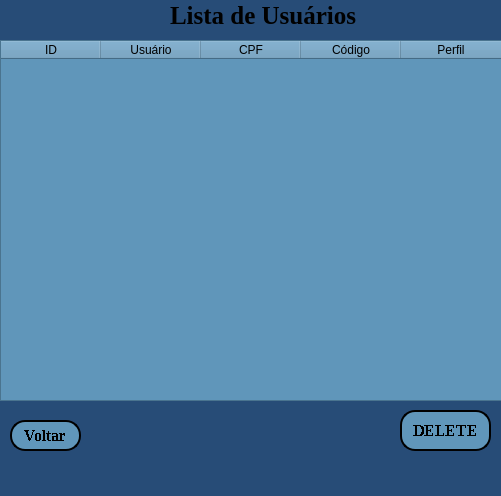
This is lista.ui in Leonardogotz/Sistema_de_Cadastro as Qt 5 draws it before an edit. The edited form follows.
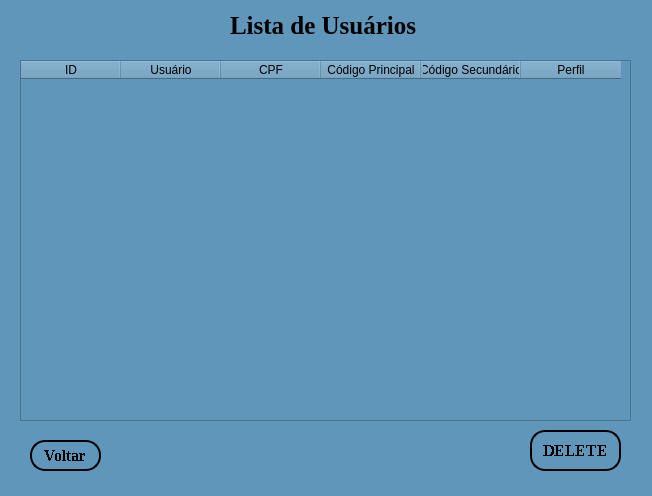
This is the edited form.

```diff
--- a/lista.ui
+++ b/lista.ui
@@ -6,7 +6,7 @@
    <rect>
     <x>0</x>
     <y>0</y>
-    <width>501</width>
+    <width>652</width>
     <height>496</height>
    </rect>
   </property>
@@ -14,7 +14,7 @@
    <string>MainWindow</string>
   </property>
   <property name="styleSheet">
-   <string notr="true">background-color: rgb(39, 76, 119);</string>
+   <string notr="true">background-color: rgb(96, 150, 186);</string>
   </property>
   <property name="toolButtonStyle">
    <enum>Qt::ToolButtonIconOnly</enum>
@@ -26,8 +26,8 @@
    <widget class="QLabel" name="label">
     <property name="geometry">
      <rect>
-      <x>170</x>
-      <y>0</y>
+      <x>230</x>
+      <y>10</y>
       <width>201</width>
       <height>31</height>
      </rect>
@@ -47,9 +47,9 @@
    <widget class="QTableWidget" name="tableWidget">
     <property name="geometry">
      <rect>
-      <x>0</x>
-      <y>40</y>
-      <width>511</width>
+      <x>20</x>
+      <y>60</y>
+      <width>611</width>
       <height>361</height>
      </rect>
     </property>
@@ -90,7 +90,12 @@
     </column>
     <column>
      <property name="text">
-      <string>Código</string>
+      <string>Código Principal</string>
+     </property>
+    </column>
+    <column>
+     <property name="text">
+      <string>Código Secundário</string>
      </property>
     </column>
     <column>
@@ -102,8 +107,8 @@
    <widget class="QPushButton" name="pushButton">
     <property name="geometry">
      <rect>
-      <x>400</x>
-      <y>410</y>
+      <x>530</x>
+      <y>430</y>
       <width>91</width>
       <height>41</height>
      </rect>
@@ -132,8 +137,8 @@
    <widget class="QPushButton" name="pushButton_2">
     <property name="geometry">
      <rect>
-      <x>10</x>
-      <y>420</y>
+      <x>30</x>
+      <y>440</y>
       <width>71</width>
       <height>31</height>
      </rect>
```
Left out of the diff: 10 changed lines with no effect on the pictures.
